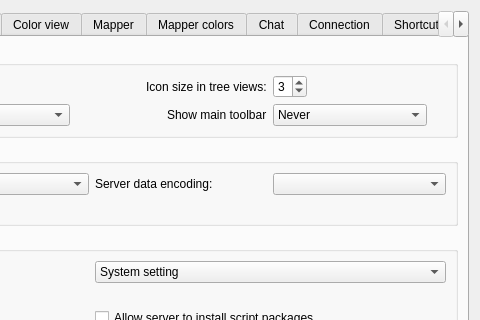
MTSowbug/Mudlet_Protuna, file src/ui/profile_preferences.ui: the form before one commit; both pictures show x 297 to 777 and y 0 to 320 of the 777 by 774 pixel window.
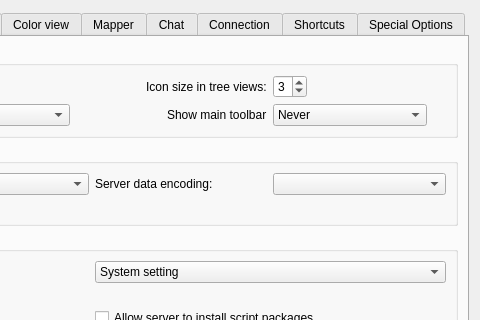
The form after the commit. Icons and pictures are not drawn. Custom widgets are drawn as their Qt base class.

Patch:
```diff
--- a/src/ui/profile_preferences.ui
+++ b/src/ui/profile_preferences.ui
@@ -2314,7 +2314,7 @@
        </item>
       </layout>
      </widget>
-     <widget class="QWidget" name="tab_mapperColors">
+     <!-- <widget class="QWidget" name="tab_mapperColors">
       <attribute name="title">
        <string>Mapper colors</string>
       </attribute>
@@ -2756,7 +2756,7 @@
         </spacer>
        </item>
       </layout>
-     </widget>
+     </widget> -->
      <widget class="QWidget" name="tab_chat">
       <attribute name="title">
        <string>Chat</string>
```
